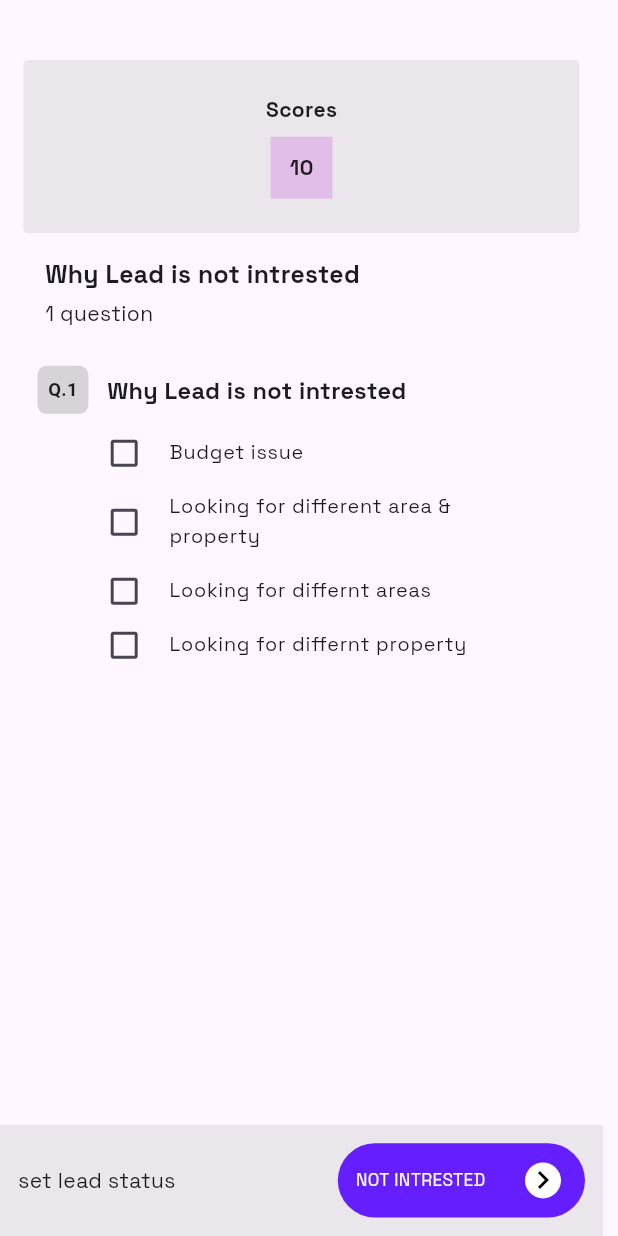
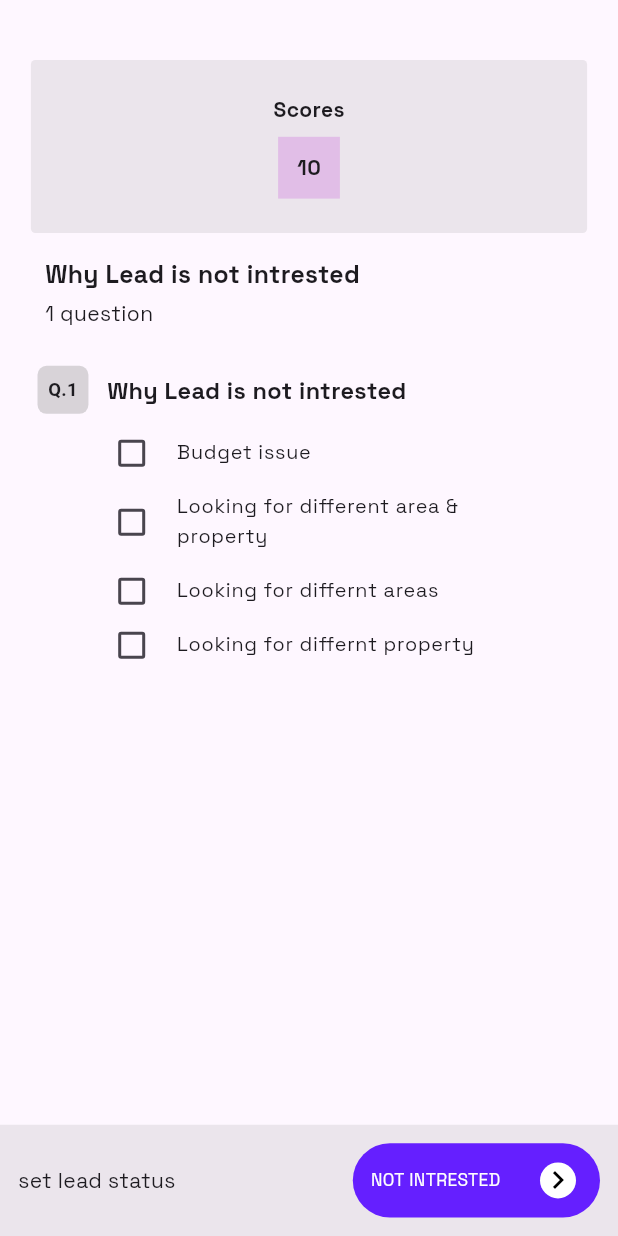
Before and after one commit to Sharath-12345/cpApplication, a Flutter app: the NotIntrestedLeads screen opened directly, on a phone screen of 412 x 824 dp. Run offline on Flutter 3.47's test engine with Material 3 defaults, Android fonts, the light colour scheme and no system bars; our stand-ins replace cloud_firestore, dotted_border, firebase_auth, firebase_core, get, permission_handler and 1 more; missing offline and left inert: flutter_phone_direct_caller; accounts and stored records are empty.

Commit message:
2st commit

```diff
--- a/lib/Screens/LeadDetails/not_intrested_leads.dart
+++ b/lib/Screens/LeadDetails/not_intrested_leads.dart
@@ -10,7 +10,7 @@ class NotIntrestedLeads extends StatelessWidget
      return Scaffold(
        body:
        Padding(
-         padding: EdgeInsets.fromLTRB(0, 40,10, 0),
+         padding: EdgeInsets.fromLTRB(0, 40,0, 0),
          child: Column(
           crossAxisAlignment: CrossAxisAlignment.start,
            children: [
```
